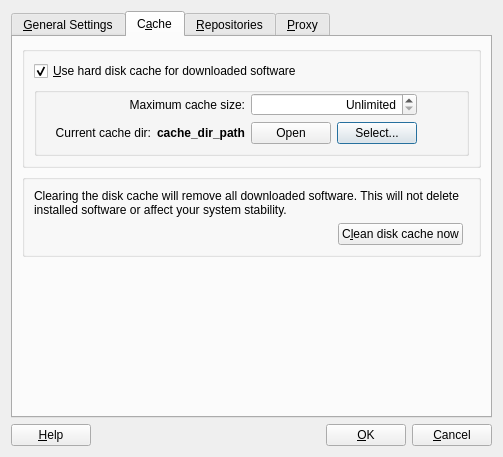
This is kde/package-manager/manager/ui/settingsdialog.ui in pars-linux/uludag as Qt 5 draws it before an edit. The edited form follows.
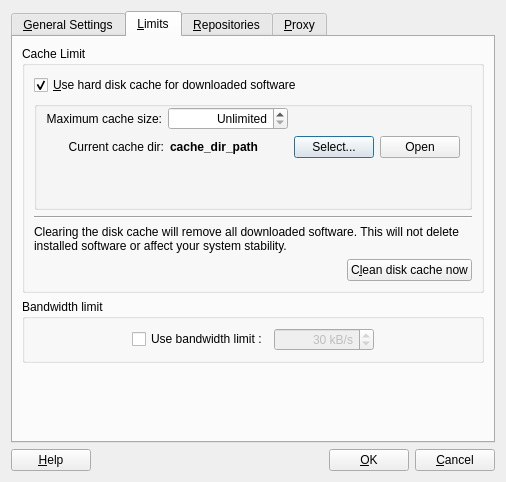
This is the edited form. The open tabs and pages were chosen to show the change. Icons and pictures are not drawn.

Commit message: - Fix settingsdialog issues - Fix ui issues in settings dialog - Make "use kde settings" optional, hide the option if kde does not provides proxy settings - Move bandwith settings under the cache tab and rename the cache tab as Limits

```diff
--- a/kde/package-manager/manager/ui/settingsdialog.ui
+++ b/kde/package-manager/manager/ui/settingsdialog.ui
@@ -6,8 +6,8 @@
    <rect>
     <x>0</x>
     <y>0</y>
-    <width>503</width>
-    <height>453</height>
+    <width>465</width>
+    <height>482</height>
    </rect>
   </property>
   <property name="windowTitle">
@@ -221,105 +221,29 @@
         </widget>
        </item>
        <item row="3" column="0">
-        <widget class="QGroupBox" name="bandwidthLimitGroupBox">
-         <property name="title">
-          <string>Bandwidth limit</string>
+        <spacer name="verticalSpacer_4">
+         <property name="orientation">
+          <enum>Qt::Vertical</enum>
          </property>
-         <layout class="QGridLayout" name="gridLayout_2">
-          <item row="2" column="2" colspan="2">
-           <spacer name="verticalSpacer_2">
-            <property name="orientation">
-             <enum>Qt::Vertical</enum>
-            </property>
-            <property name="sizeHint" stdset="0">
-             <size>
-              <width>20</width>
-              <height>40</height>
-             </size>
-            </property>
-           </spacer>
-          </item>
-          <item row="1" column="3">
-           <widget class="QSpinBox" name="bandwidthSpin">
-            <property name="enabled">
-             <bool>false</bool>
-            </property>
-            <property name="sizePolicy">
-             <sizepolicy hsizetype="Preferred" vsizetype="Fixed">
-              <horstretch>0</horstretch>
-              <verstretch>0</verstretch>
-             </sizepolicy>
-            </property>
-            <property name="minimumSize">
-             <size>
-              <width>100</width>
-              <height>0</height>
-             </size>
-            </property>
-            <property name="alignment">
-             <set>Qt::AlignRight|Qt::AlignTrailing|Qt::AlignVCenter</set>
-            </property>
-            <property name="suffix">
-             <string> kB/s</string>
-            </property>
-            <property name="minimum">
-             <number>1</number>
-            </property>
-            <property name="maximum">
-             <number>20000</number>
-            </property>
-            <property name="value">
-             <number>30</number>
-            </property>
-           </widget>
-          </item>
-          <item row="1" column="1">
-           <widget class="QCheckBox" name="useBandwidthLimit">
-            <property name="text">
-             <string>Use bandwidth limit :</string>
-            </property>
-           </widget>
-          </item>
-          <item row="1" column="0">
-           <spacer name="horizontalSpacer_13">
-            <property name="orientation">
-             <enum>Qt::Horizontal</enum>
-            </property>
-            <property name="sizeHint" stdset="0">
-             <size>
-              <width>40</width>
-              <height>20</height>
-             </size>
-            </property>
-           </spacer>
-          </item>
-          <item row="1" column="4">
-           <spacer name="horizontalSpacer_2">
-            <property name="orientation">
-             <enum>Qt::Horizontal</enum>
-            </property>
-            <property name="sizeHint" stdset="0">
-             <size>
-              <width>304</width>
-              <height>24</height>
-             </size>
-            </property>
-           </spacer>
-          </item>
-         </layout>
-        </widget>
+         <property name="sizeHint" stdset="0">
+          <size>
+           <width>20</width>
+           <height>40</height>
+          </size>
+         </property>
+        </spacer>
        </item>
       </layout>
      </widget>
      <widget class="QWidget" name="tab_2">
       <attribute name="title">
-       <string>C&amp;ache</string>
+       <string>&amp;Limits</string>
       </attribute>
       <layout class="QGridLayout" name="gridLayout_7">
        <item row="0" column="0">
         <widget class="QGroupBox" name="groupCache">
          <property name="title">
-          <string/>
+          <string>Cache Limit</string>
          </property>
          <property name="flat">
           <bool>false</bool>
@@ -330,14 +254,27 @@
          <property name="checked">
           <bool>false</bool>
          </property>
-         <layout class="QGridLayout" name="gridLayout_13">
-          <item row="1" column="0">
+         <layout class="QGridLayout" name="gridLayout_6">
+          <item row="0" column="0">
+           <widget class="QCheckBox" name="useCacheCheck">
+            <property name="enabled">
+             <bool>true</bool>
+            </property>
+            <property name="text">
+             <string>&amp;Use hard disk cache for downloaded software</string>
+            </property>
+            <property name="checked">
+             <bool>true</bool>
+            </property>
+           </widget>
+          </item>
+          <item row="1" column="0" colspan="2">
            <widget class="QGroupBox" name="cacheGroup">
             <property name="enabled">
              <bool>true</bool>
             </property>
             <property name="sizePolicy">
-             <sizepolicy hsizetype="Expanding" vsizetype="Preferred">
+             <sizepolicy hsizetype="Expanding" vsizetype="Expanding">
               <horstretch>0</horstretch>
               <verstretch>0</verstretch>
              </sizepolicy>
@@ -412,7 +349,7 @@
                </property>
               </widget>
              </item>
-             <item row="1" column="1">
+             <item row="1" column="1" colspan="3">
               <layout class="QHBoxLayout" name="horizontalLayout_3">
                <item>
                 <widget class="QLabel" name="label_7">
@@ -439,14 +376,7 @@
                </item>
               </layout>
              </item>
-             <item row="1" column="3">
-              <widget class="QPushButton" name="selectCacheDir">
-               <property name="text">
-                <string>Select...</string>
-               </property>
-              </widget>
-             </item>
-             <item row="0" column="4">
+             <item row="0" column="4" colspan="2">
               <spacer name="horizontalSpacer_9">
                <property name="orientation">
                 <enum>Qt::Horizontal</enum>
@@ -459,7 +389,27 @@
                </property>
               </spacer>
              </item>
-             <item row="1" column="2">
+             <item row="1" column="4">
+              <widget class="QPushButton" name="selectCacheDir">
+               <property name="text">
+                <string>Select...</string>
+               </property>
+              </widget>
+             </item>
+             <item row="2" column="1" colspan="3">
+              <spacer name="verticalSpacer_2">
+               <property name="orientation">
+                <enum>Qt::Vertical</enum>
+               </property>
+               <property name="sizeHint" stdset="0">
+                <size>
+                 <width>20</width>
+                 <height>40</height>
+                </size>
+               </property>
+              </spacer>
+             </item>
+             <item row="1" column="5">
               <widget class="QPushButton" name="openCacheDir">
                <property name="text">
                 <string>Open</string>
@@ -469,41 +419,14 @@
             </layout>
            </widget>
           </item>
-          <item row="0" column="0">
-           <widget class="QCheckBox" name="useCacheCheck">
-            <property name="enabled">
-             <bool>true</bool>
-            </property>
-            <property name="text">
-             <string>&amp;Use hard disk cache for downloaded software</string>
-            </property>
-            <property name="checked">
-             <bool>true</bool>
+          <item row="3" column="0" colspan="2">
+           <widget class="Line" name="line_3">
+            <property name="orientation">
+             <enum>Qt::Horizontal</enum>
             </property>
            </widget>
           </item>
-         </layout>
-        </widget>
-       </item>
-       <item row="1" column="0">
-        <widget class="QGroupBox" name="clearCacheGroupBox">
-         <property name="sizePolicy">
-          <sizepolicy hsizetype="Expanding" vsizetype="Preferred">
-           <horstretch>0</horstretch>
-           <verstretch>0</verstretch>
-          </sizepolicy>
-         </property>
-         <property name="title">
-          <string/>
-         </property>
-         <property name="alignment">
-          <set>Qt::AlignLeading|Qt::AlignLeft|Qt::AlignTop</set>
-         </property>
-         <property name="flat">
-          <bool>false</bool>
-         </property>
-         <layout class="QGridLayout" name="gridLayout_6">
-          <item row="0" column="0" colspan="3">
+          <item row="4" column="0" colspan="2">
            <widget class="QLabel" name="clearCacheDesc">
             <property name="layoutDirection">
              <enum>Qt::LeftToRight</enum>
@@ -519,15 +442,91 @@
             </property>
            </widget>
           </item>
-          <item row="1" column="1">
+          <item row="6" column="1">
            <widget class="QPushButton" name="clearCacheButton">
             <property name="text">
              <string>C&amp;lean disk cache now</string>
             </property>
            </widget>
           </item>
-          <item row="1" column="0">
-           <spacer name="horizontalSpacer_10">
+          <item row="6" column="0">
+           <spacer name="horizontalSpacer_5">
+            <property name="orientation">
+             <enum>Qt::Horizontal</enum>
+            </property>
+            <property name="sizeHint" stdset="0">
+             <size>
+              <width>40</width>
+              <height>20</height>
+             </size>
+            </property>
+           </spacer>
+          </item>
+         </layout>
+        </widget>
+       </item>
+       <item row="1" column="0">
+        <widget class="QGroupBox" name="bandwidthLimitGroupBox">
+         <property name="title">
+          <string>Bandwidth limit</string>
+         </property>
+         <layout class="QGridLayout" name="gridLayout_2">
+          <item row="0" column="1">
+           <widget class="QCheckBox" name="useBandwidthLimit">
+            <property name="text">
+             <string>Use bandwidth limit :</string>
+            </property>
+           </widget>
+          </item>
+          <item row="0" column="2">
+           <widget class="QSpinBox" name="bandwidthSpin">
+            <property name="enabled">
+             <bool>false</bool>
+            </property>
+            <property name="sizePolicy">
+             <sizepolicy hsizetype="Preferred" vsizetype="Fixed">
+              <horstretch>0</horstretch>
+              <verstretch>0</verstretch>
+             </sizepolicy>
+            </property>
+            <property name="minimumSize">
+             <size>
+              <width>100</width>
+              <height>0</height>
+             </size>
+            </property>
+            <property name="alignment">
+             <set>Qt::AlignRight|Qt::AlignTrailing|Qt::AlignVCenter</set>
+            </property>
+            <property name="suffix">
+             <string> kB/s</string>
+            </property>
+            <property name="minimum">
+             <number>1</number>
+            </property>
+            <property name="maximum">
+             <number>20000</number>
+            </property>
+            <property name="value">
+             <number>30</number>
+            </property>
+           </widget>
+          </item>
+          <item row="0" column="3">
+           <spacer name="horizontalSpacer_4">
+            <property name="orientation">
+             <enum>Qt::Horizontal</enum>
+            </property>
+            <property name="sizeHint" stdset="0">
+             <size>
+              <width>40</width>
+              <height>20</height>
+             </size>
+            </property>
+           </spacer>
+          </item>
+          <item row="0" column="0">
+           <spacer name="horizontalSpacer_2">
             <property name="orientation">
              <enum>Qt::Horizontal</enum>
             </property>
```
Left out of the diff: 142 changed lines with no effect on the pictures. The commit also changes 2 other files.
